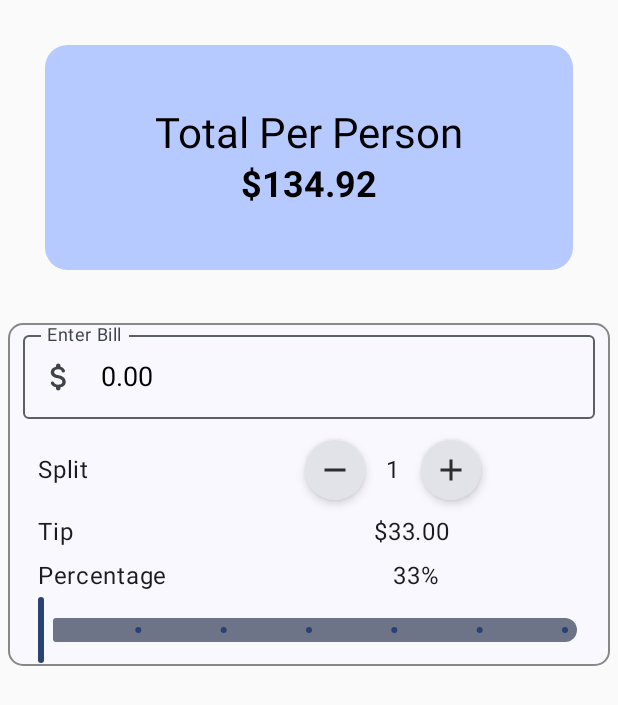
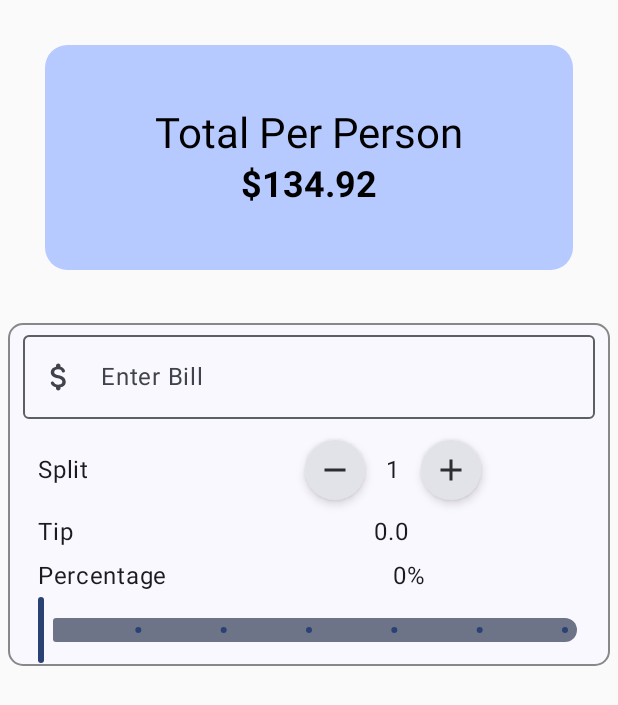
Before and after one commit to Raks-Javac/TipX, an Android app built with Jetpack Compose: the screen it shows after launch (MainActivity), on a phone screen of 412 x 824 dp. Shown: the top 705 px of the screen. Run offline under Robolectric (Android 15) with nearby library versions, the phone set to English and light mode, and no system bars.

```diff
--- a/app/src/main/java/com/example/tipx/MainActivity.kt
+++ b/app/src/main/java/com/example/tipx/MainActivity.kt
@@ -42,6 +42,7 @@ import androidx.compose.ui.platform.LocalSoftwareKeyboardController
 import androidx.compose.ui.text.font.FontWeight
 import androidx.compose.ui.tooling.preview.Preview
 import androidx.compose.ui.unit.dp
+import com.example.tipx.Utils.calculateTotalTip
 import com.example.tipx.component.InputField
 import com.example.tipx.ui.theme.TipXTheme
 import com.example.tipx.widgets.RoundedButtonWidget
@@ -79,7 +80,8 @@ fun TopHeader(totalPerPerson: Double = 134.9200) {
     // A surface container using the 'background' color from the theme
     Surface(
         modifier = Modifier
-            .fillMaxWidth().padding(30.dp)
+            .fillMaxWidth()
+            .padding(30.dp)
             .height(150.dp)
             .clip(
                 RoundedCornerShape(CornerSize(15.dp))
@@ -125,7 +127,7 @@ fun MainContent() {
 @Composable
 fun BillForm(modifier: Modifier = Modifier, onValueChanged: (String) -> Unit = {}) {
     val amount: MutableState<String> = remember {
-        mutableStateOf("0.00")
+        mutableStateOf("")
     }
 
     val validateState = remember(amount.value) {
@@ -133,14 +135,23 @@ fun BillForm(modifier: Modifier = Modifier, onValueChanged: (String) -> Unit = {
 
     }
 
-    val splitCounter = remember{
+    val splitCounter = remember {
         mutableStateOf(1)
     }
     val sliderValue = remember {
         mutableStateOf(0f)
     }
+    val tipPercentage = (sliderValue.value *100).toInt()
+    val totalBill = remember {
+        mutableStateOf(0.00)
+    }
 
-    val range = IntRange(start = 1 , endInclusive =  100)
+    val tipAmount = remember {
+        mutableStateOf(0.00)
+    }
+
+
+    val range = IntRange(start = 1, endInclusive = 100)
     val keyboardController = LocalSoftwareKeyboardController.current;
 
     Surface(
@@ -183,28 +194,30 @@ fun BillForm(modifier: Modifier = Modifier, onValueChanged: (String) -> Unit = {
                     )
                 )
                 Spacer(modifier = Modifier.width(120.dp))
-                    Row (modifier = Modifier.padding(horizontal = 20.dp),
-                        horizontalArrangement =  Arrangement.End
+                Row(
+                    modifier = Modifier.padding(horizontal = 20.dp),
+                    horizontalArrangement = Arrangement.End
 
-                        ){
+                ) {
                     RoundedButtonWidget(
                         imageVector = Icons.Default.Remove, onClick = {
-                                splitCounter.value =   if(splitCounter.value >1) splitCounter.value - 1 else 1
-                                Log.d("RDbutton","Remove")
+                            splitCounter.value =
+                                if (splitCounter.value > 1) splitCounter.value - 1 else 1
+                            Log.d("RDbutton", "Remove")
                         })
 
                     Text(
-                        modifier= Modifier
+                        modifier = Modifier
                             .padding(horizontal = 10.dp)
                             .align(Alignment.CenterVertically),
-                        text = "${splitCounter.value}",)
+                        text = "${splitCounter.value}",
+                    )
                     RoundedButtonWidget(
                         imageVector = Icons.Default.Add, onClick = {
-                                splitCounter.value =   if(splitCounter.value < range.last)splitCounter.value  + 1 else splitCounter.value
+                            splitCounter.value =
+                                if (splitCounter.value < range.last) splitCounter.value + 1 else splitCounter.value
                             Log.d("RDbutton", "Add")
                         })
-
-
 
 
                 }
@@ -225,7 +238,10 @@ Spacer(modifier = Modifier.height(5.dp))
                     )
                 )
                 Spacer(modifier = Modifier.width(200.dp))
-                Text(text = "$33.00", modifier = Modifier.align(Alignment.CenterVertically))
+                Text(
+                    text = "${tipAmount.value}",
+                    modifier = Modifier.align(Alignment.CenterVertically)
+                )
 
             }
 
@@ -245,19 +261,32 @@ Spacer(modifier = Modifier.height(5.dp))
                     )
                 )
                 Spacer(modifier = Modifier.width(150.dp))
-                Text(text = "33%", modifier = Modifier.align(Alignment.CenterVertically))
+                Text(
+                    text = "${tipPercentage}%",
+                    modifier = Modifier.align(Alignment.CenterVertically)
+                )
 
             }
 
 
             //Slider section
             Slider(
-                modifier= Modifier.padding(horizontal = 20.dp),
-                value =sliderValue.value , onValueChange ={
+                modifier = Modifier.padding(horizontal = 20.dp),
+                value = sliderValue.value,
+                onValueChange = {
 
 
-                newValue -> sliderValue.value = newValue
-            } ,
+                        newValue ->
+                    sliderValue.value = newValue
+
+                    tipAmount.value = calculateTotalTip(
+                        totalBill =
+                        amount.value.toDouble(),
+                        tipPercentage =
+                        tipPercentage.toDouble()
+                    )
+
+                },
                 steps = 5,
 
                 )
@@ -268,6 +297,7 @@ Spacer(modifier = Modifier.height(5.dp))
     }
 }
 
+
 @Preview(showBackground = true)
 @Composable
 fun GreetingPreview() {
```
Also changed, not shown: app/src/main/java/com/example/tipx/Utils/Utils.kt (added, +7 -0 lines). Lines whose indentation alone changed are shown as unchanged.
